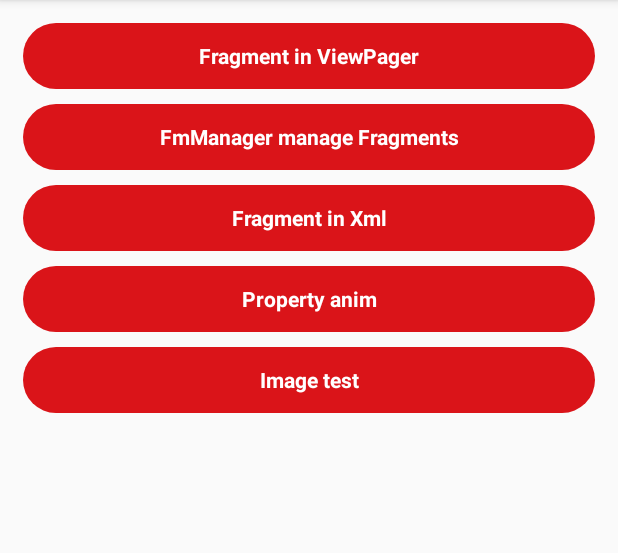
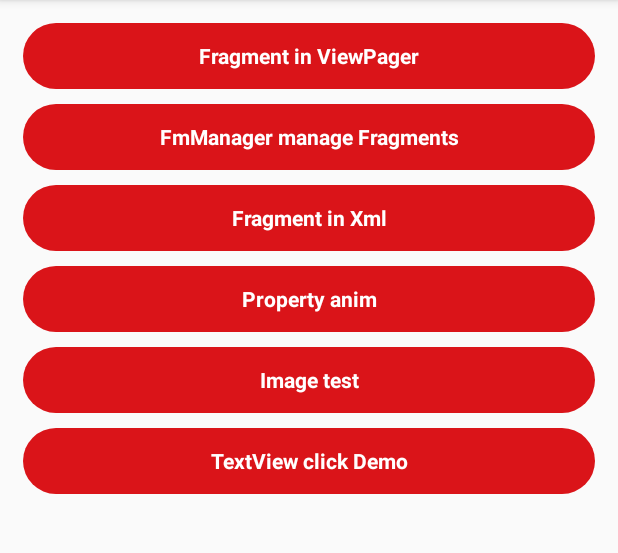
Before and after one commit to DSlience/FragmentVisibleDemo, an Android app: the screen it shows after launch (MainActivity), on a phone screen of 412 x 824 dp, the part 84-637 px from its top. Run offline under Robolectric (Android 15) with nearby library versions, the phone set to English and light mode, and no system bars.

Commit message:
TextView设置inputType属性后的点击问题

```diff
--- a/app/src/main/AndroidManifest.xml
+++ b/app/src/main/AndroidManifest.xml
@@ -30,6 +30,8 @@
 
         <activity android:name=".activity.ImgDemoActivity" />
 
+        <activity android:name=".activity.TvClickDemoActivity" />
+
     </application>
 
 </manifest>
--- a/app/src/main/java/com/adealink/fragmentvisibledemo/activity/MainActivity.java
+++ b/app/src/main/java/com/adealink/fragmentvisibledemo/activity/MainActivity.java
@@ -35,4 +35,8 @@ public class MainActivity extends AppCompatActivity {
     public void goImageDemo(View view) {
         startActivity(new Intent(this, ImgDemoActivity.class));
     }
+
+    public void goTvClickDemo(View view) {
+        startActivity(new Intent(this, TvClickDemoActivity.class));
+    }
 }
--- a/app/src/main/res/layout/activity_main.xml
+++ b/app/src/main/res/layout/activity_main.xml
@@ -73,6 +73,19 @@
             android:textColor="@color/color_g7"
             android:textSize="@dimen/dimen_14sp"
             android:textStyle="bold" />
+
+        <TextView
+            android:layout_width="match_parent"
+            android:layout_height="wrap_content"
+            android:layout_marginTop="@dimen/dimen_10dp"
+            android:background="@drawable/color_c1_c1d_corners_50dp_selector"
+            android:gravity="center"
+            android:minHeight="@dimen/dimen_44dp"
+            android:onClick="goTvClickDemo"
+            android:text="TextView click Demo"
+            android:textColor="@color/color_g7"
+            android:textSize="@dimen/dimen_14sp"
+            android:textStyle="bold" />
     </LinearLayout>
 
 </ScrollView>
--- a/baselib/src/main/res/values/dimens.xml
+++ b/baselib/src/main/res/values/dimens.xml
@@ -55,6 +55,7 @@
     <dimen name="dimen_188dp">188dp</dimen>
     <dimen name="dimen_192dp">192dp</dimen>
     <dimen name="dimen_194dp">194dp</dimen>
+    <dimen name="dimen_200dp">200dp</dimen>
     <dimen name="dimen_211dp">211dp</dimen>
     <dimen name="dimen_217dp">217dp</dimen>
     <dimen name="dimen_281dp">281dp</dimen>
```
Also changed, not shown: app/src/main/java/com/adealink/fragmentvisibledemo/activity/TvClickDemoActivity.java (added, +36 -0 lines), app/src/main/res/layout/activity_tv_click_demo.xml (added, +31 -0 lines).
